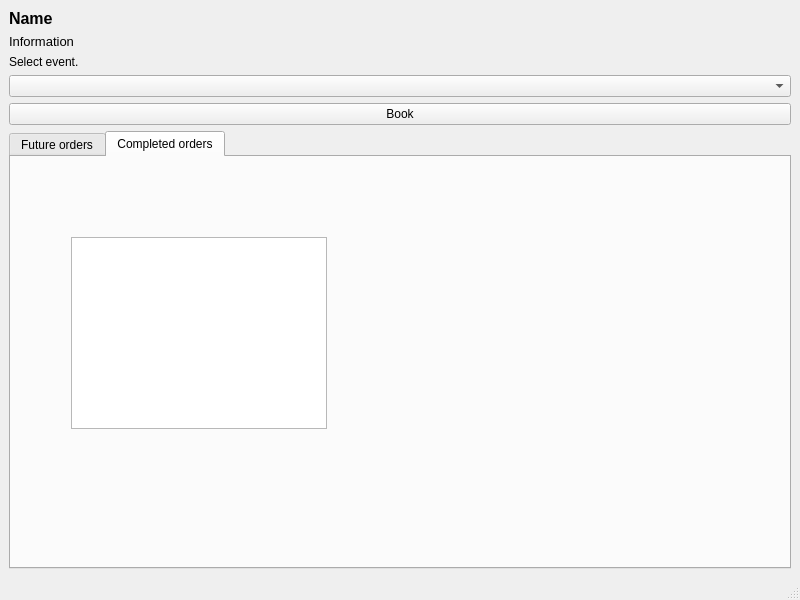
First picture: the form in Booking/choicewindow.ui, repository mainex/btimetable-booking, before the edit.
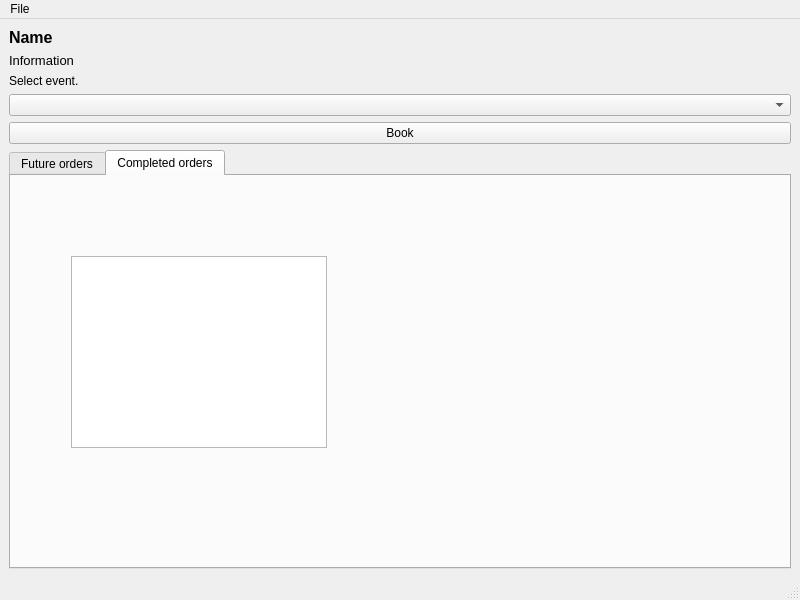
Second picture: the form after the edit. The open tabs and pages were chosen to show the change.

Commit message: exit and log out

Diff of the .ui file:
```diff
--- a/Booking/choicewindow.ui
+++ b/Booking/choicewindow.ui
@@ -108,6 +108,14 @@
      <height>21</height>
     </rect>
    </property>
+   <widget class="QMenu" name="menuFile">
+    <property name="title">
+     <string>File</string>
+    </property>
+    <addaction name="actionExit"/>
+    <addaction name="actionLogOut"/>
+   </widget>
+   <addaction name="menuFile"/>
   </widget>
   <widget class="QStatusBar" name="statusbar"/>
  </widget>
```
Left out of the diff: 12 changed lines with no effect on the pictures. The commit also changes 2 other files.
